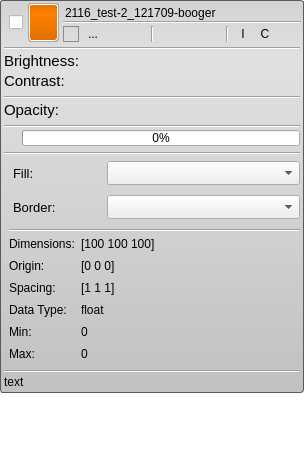
This is src/Interface/AppInterface/LayerWidget.ui in SCIInstitute/Seg3D as Qt 5 draws it before an edit. The edited form follows.
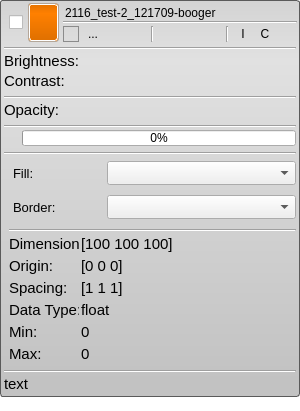
This is the edited form. Icons and pictures are not drawn.

Commit message: changes to fix bug that would prevent a layer from being activated. update to fix merge issues in the ITKLayerImporter

What changed in the file:
```diff
--- a/src/Interface/AppInterface/LayerWidget.ui
+++ b/src/Interface/AppInterface/LayerWidget.ui
@@ -6,8 +6,8 @@
    <rect>
     <x>0</x>
     <y>0</y>
-    <width>304</width>
-    <height>469</height>
+    <width>300</width>
+    <height>411</height>
    </rect>
   </property>
   <property name="mouseTracking">
@@ -1203,6 +1203,11 @@
                <height>20</height>
               </size>
              </property>
+             <property name="font">
+              <font>
+               <pointsize>11</pointsize>
+              </font>
+             </property>
              <property name="text">
               <string>Dimensions:</string>
              </property>
@@ -1210,6 +1215,11 @@
            </item>
            <item>
             <widget class="QLabel" name="dimensions_label_">
+             <property name="font">
+              <font>
+               <pointsize>11</pointsize>
+              </font>
+             </property>
              <property name="text">
               <string>[100 100 100]</string>
              </property>
@@ -1233,6 +1243,11 @@
                <height>20</height>
               </size>
              </property>
+             <property name="font">
+              <font>
+               <pointsize>11</pointsize>
+              </font>
+             </property>
              <property name="text">
               <string>Origin:</string>
              </property>
@@ -1240,6 +1255,11 @@
            </item>
            <item>
             <widget class="QLabel" name="origin_label_">
+             <property name="font">
+              <font>
+               <pointsize>11</pointsize>
+              </font>
+             </property>
              <property name="text">
               <string>[0 0 0]</string>
              </property>
@@ -1263,6 +1283,11 @@
                <height>20</height>
               </size>
              </property>
+             <property name="font">
+              <font>
+               <pointsize>11</pointsize>
+              </font>
+             </property>
              <property name="text">
               <string>Spacing:</string>
              </property>
@@ -1270,6 +1295,11 @@
            </item>
            <item>
             <widget class="QLabel" name="spacing_label_">
+             <property name="font">
+              <font>
+               <pointsize>11</pointsize>
+              </font>
+             </property>
              <property name="text">
               <string>[1 1 1]</string>
              </property>
@@ -1302,6 +1332,11 @@
                   <height>20</height>
                  </size>
                 </property>
+                <property name="font">
+                 <font>
+                  <pointsize>11</pointsize>
+                 </font>
+                </property>
                 <property name="text">
                  <string>Data Type:</string>
                 </property>
@@ -1309,6 +1344,11 @@
               </item>
               <item>
                <widget class="QLabel" name="datatype_label_">
+                <property name="font">
+                 <font>
+                  <pointsize>11</pointsize>
+                 </font>
+                </property>
                 <property name="text">
                  <string>float</string>
                 </property>
@@ -1332,6 +1372,11 @@
                   <height>20</height>
                  </size>
                 </property>
+                <property name="font">
+                 <font>
+                  <pointsize>11</pointsize>
+                 </font>
+                </property>
                 <property name="text">
                  <string>Min:</string>
                 </property>
@@ -1339,6 +1384,11 @@
               </item>
               <item>
                <widget class="QLabel" name="min_label_">
+                <property name="font">
+                 <font>
+                  <pointsize>11</pointsize>
+                 </font>
+                </property>
                 <property name="text">
                  <string>0</string>
                 </property>
@@ -1362,6 +1412,11 @@
                   <height>20</height>
                  </size>
                 </property>
+                <property name="font">
+                 <font>
+                  <pointsize>11</pointsize>
+                 </font>
+                </property>
                 <property name="text">
                  <string>Max:</string>
                 </property>
@@ -1369,6 +1424,11 @@
               </item>
               <item>
                <widget class="QLabel" name="max_label_">
+                <property name="font">
+                 <font>
+                  <pointsize>11</pointsize>
+                 </font>
+                </property>
                 <property name="text">
                  <string>0</string>
                 </property>
@@ -1409,6 +1469,11 @@
          </item>
          <item>
           <widget class="QLabel" name="abort_text_">
+           <property name="font">
+            <font>
+             <pointsize>11</pointsize>
+            </font>
+           </property>
            <property name="text">
             <string>text</string>
            </property>
```
The commit also changes 4 other files.
